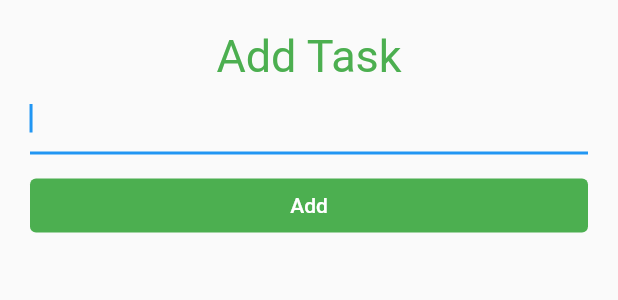
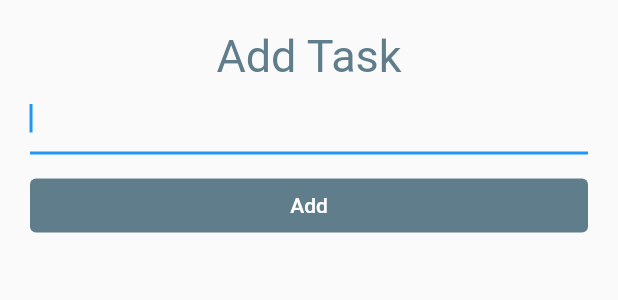
Before and after one commit to Choijake/flutter-todo-app, a Flutter app: the AddTaskScreen widget shown alone on an empty page, opened directly, on a phone screen of 412 x 824 dp. Shown: the top 300 px of the screen. Run offline on Flutter 3.47's test engine with Material 2 defaults, Android fonts, the phone set to English and light mode, and no system bars; network calls fail.

Commit message:
Feat : 완성

```diff
--- a/lib/Screens/add_task_screen.dart
+++ b/lib/Screens/add_task_screen.dart
@@ -23,7 +23,7 @@ class _AddTaskScreenState extends State<AddTaskScreen> {
             textAlign: TextAlign.center,
             style: TextStyle(
               fontSize: 30,
-              color: Colors.green,
+              color: Colors.blueGrey,
             ),
           ),
           TextField(
@@ -46,7 +46,7 @@ class _AddTaskScreenState extends State<AddTaskScreen> {
               'Add',
               style: TextStyle(color: Colors.white),
             ),
-            style: TextButton.styleFrom(backgroundColor: Colors.green),
+            style: TextButton.styleFrom(backgroundColor: Colors.blueGrey),
           ),
         ],
       ),
--- a/lib/main.dart
+++ b/lib/main.dart
@@ -9,12 +9,12 @@ void main() {
 }
 
 class MyApp extends StatelessWidget {
-  const MyApp({Key? key}) : super(key: key);
+  const MyApp({Key? key}) : super(key: key);//위젯을 고유하게 식별
 
   @override
   Widget build(BuildContext context) {
     return ChangeNotifierProvider<TasksData>(
-      create: (context) => TasksData(),
+      create: (context) => TasksData(),//TasksData 인스턴스를 생성
       child: const MaterialApp(
         debugShowCheckedModeBanner: false,
         home: HomeScreen(),
--- a/lib/models/tasks_data.dart
+++ b/lib/models/tasks_data.dart
@@ -9,7 +9,7 @@ class TasksData extends ChangeNotifier {
   void addTask(String taskTitle) async {
     Task task = await DatabaseServices.addTask(taskTitle);
     tasks.add(task);
-    notifyListeners(); //Provider -> ChangeNotifier -> 상태 변화 업데이트
+    notifyListeners(); //ChangeNotifier -> 상태 변화 업데이트
   }
 
   void updateTask(Task task) {
```
Also changed, not shown: lib/Screens/home_screen.dart (+6 -4 lines), lib/task_tile.dart (+4 -4 lines).
